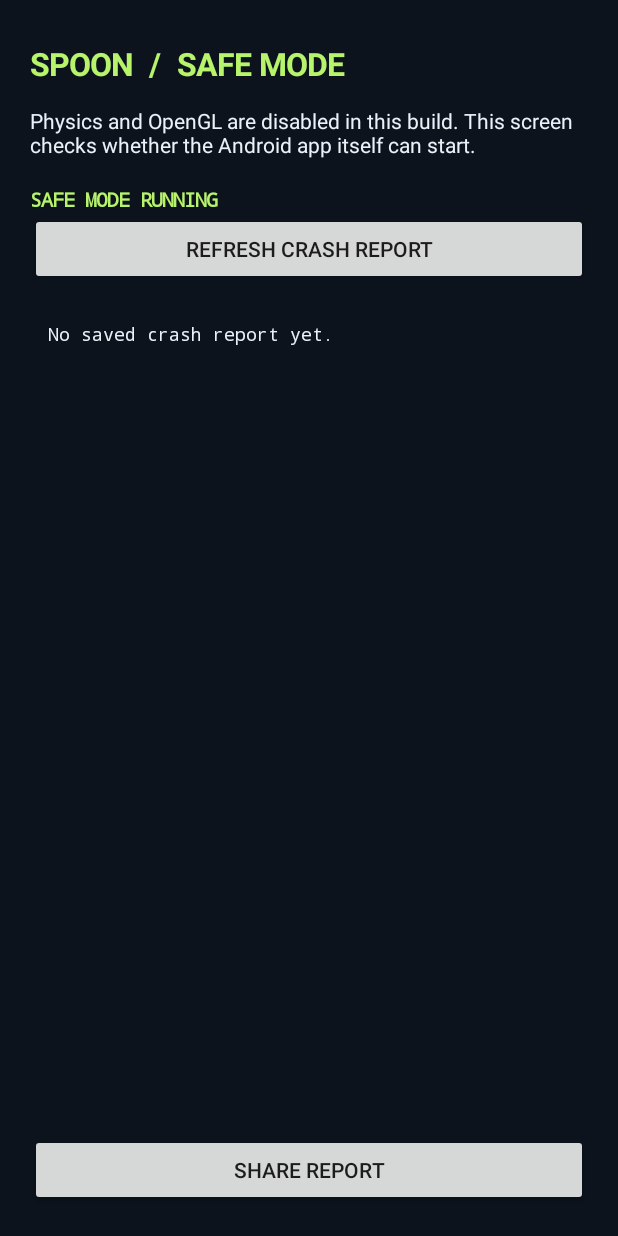
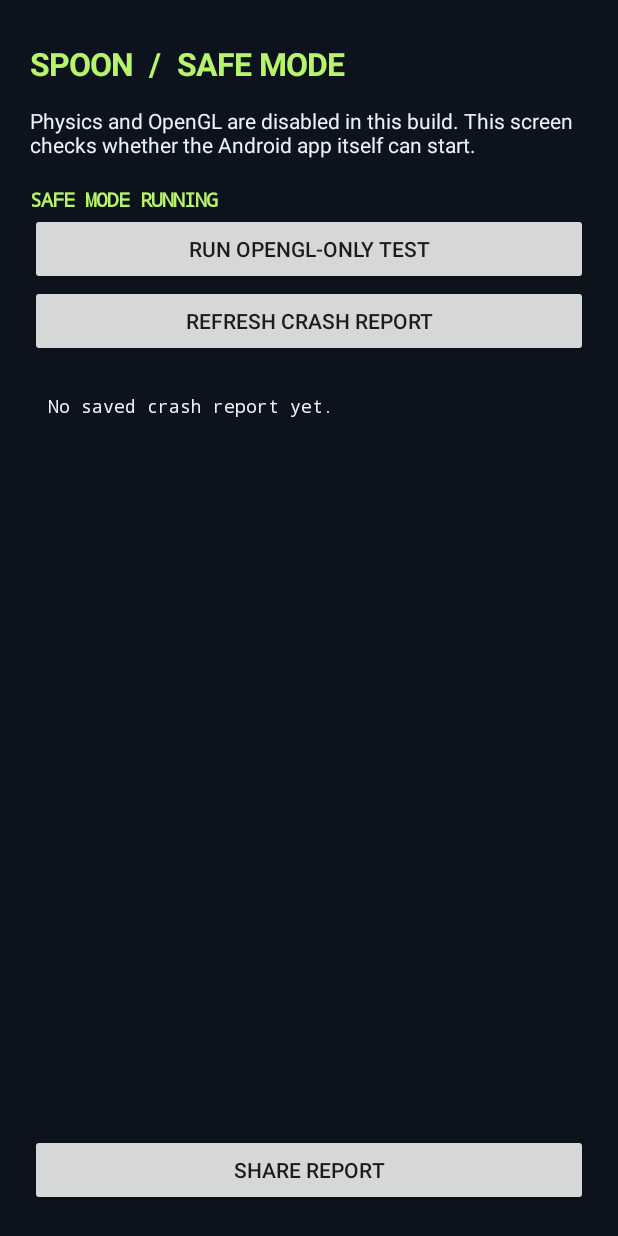
Before and after one commit to Dripxiecon/Spoon-Engine, an Android app: the screen it shows after launch (MainActivity), on a phone screen of 412 x 824 dp. Run offline under Robolectric (Android 15) with nearby library versions, the phone set to English and light mode, and no system bars.

Commit message:
Add OpenGL-only diagnostic launch button

```diff
--- a/android-demo/app/src/main/java/com/spoonengine/demo/MainActivity.java
+++ b/android-demo/app/src/main/java/com/spoonengine/demo/MainActivity.java
@@ -49,6 +49,13 @@ public final class MainActivity extends Activity {
         status.setTypeface(Typeface.MONOSPACE, Typeface.BOLD);
         status.setTextSize(13);
         root.addView(status);
+
+        Button glTest = new Button(this);
+        glTest.setText("RUN OPENGL-ONLY TEST");
+        glTest.setAllCaps(false);
+        root.addView(glTest, fullWidth());
+        glTest.setOnClickListener(v ->
+                startActivity(new Intent(this, GlProbeActivity.class)));
 
         Button refresh = new Button(this);
         refresh.setText("REFRESH CRASH REPORT");
```
